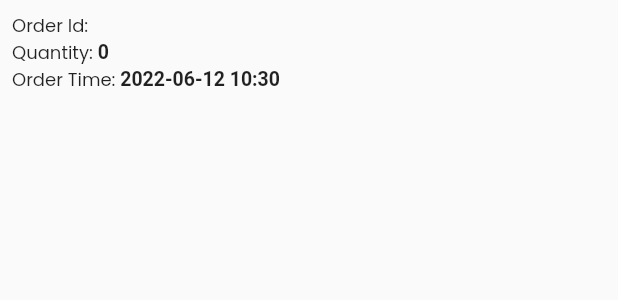
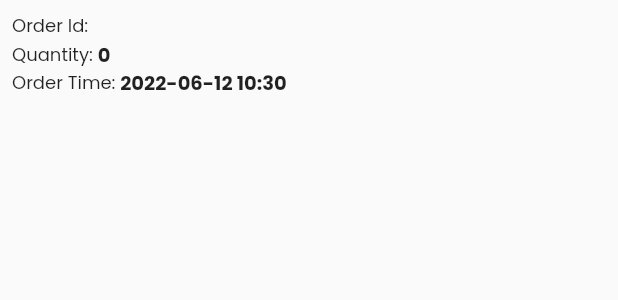
Before and after one commit to swayamshreemohanty/karlo-shopping, a Flutter app: the MyOrderWidget widget shown alone on an empty page, opened directly with empty values, on a phone screen of 412 x 824 dp. Shown: the top 300 px of the screen. Run offline on Flutter 3.47's test engine with Material 2 defaults, Android fonts, the phone set to English and light mode, and no system bars; our stand-ins replace cached_network_image, cloud_firestore, equatable, firebase_auth, firebase_core, flutter_bloc and 4 more; accounts and stored records are empty.

Commit message:
text widget updated

```diff
--- a/lib/my_order/widget/my_order_widget.dart
+++ b/lib/my_order/widget/my_order_widget.dart
@@ -13,24 +13,28 @@ class MyOrderWidget extends StatelessWidget {
     required this.cartproductsummary,
   }) : super(key: key);
 
-  _titleTextStyle() => TextStyle(
+  _titleTextStyle() => GoogleFonts.poppins(
+          textStyle: TextStyle(
+        fontWeight: FontWeight.bold,
         fontSize: 15.sp,
-        fontWeight: FontWeight.bold,
-      );
+      ));
 
-  _priceTextStyle() => TextStyle(
+  _priceTextStyle() => GoogleFonts.poppins(
+          textStyle: TextStyle(
+        fontWeight: FontWeight.w300,
         fontSize: 14.sp,
-        fontWeight: FontWeight.w300,
-      );
+      ));
+
   _header() => GoogleFonts.poppins(
           textStyle: TextStyle(
         fontWeight: FontWeight.w400,
         fontSize: 12.sp,
       ));
-  _titleContentTextStyle() => TextStyle(
+  _titleContentTextStyle() => GoogleFonts.poppins(
+          textStyle: TextStyle(
+        fontWeight: FontWeight.bold,
         fontSize: 13.sp,
-        fontWeight: FontWeight.bold,
-      );
+      ));
   @override
   Widget build(BuildContext context) {
     return Padding(
```
